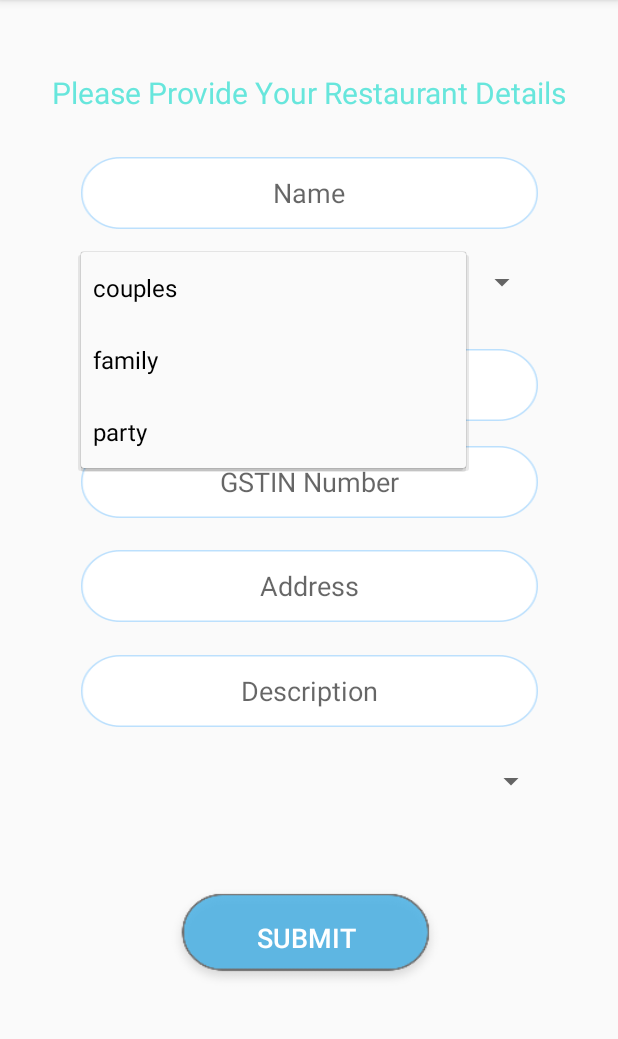
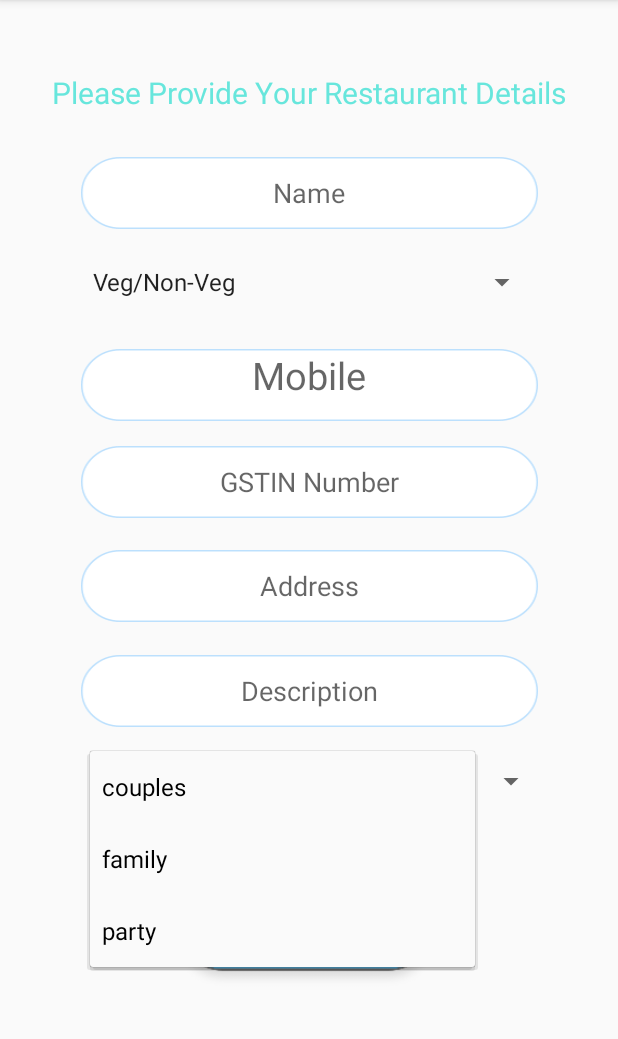
Before and after one commit to astlerussel/Is_It_Vacant_Restaurant_Manager, an Android app: the screen it shows after launch once a user with an empty profile is signed in (HomeName), after a tap on "couples", on a phone screen of 412 x 824 dp, the part 84-1123 px from its top. Run offline under Robolectric (Android 15) with nearby library versions, the phone set to English and light mode, and no system bars; our stand-ins replace Firebase (no records; nobody signed in at launch, a user with empty details on screens opened directly).

Commit message:
resto done

```diff
--- a/app/src/main/java/com/example/isitvacantrestaurantmanager/HomeName.java
+++ b/app/src/main/java/com/example/isitvacantrestaurantmanager/HomeName.java
@@ -82,10 +82,10 @@ public class HomeName extends AppCompatActivity {
         firebaseFirestore= FirebaseFirestore.getInstance();
         uid = mAuth.getCurrentUser().getUid();
 
-        Spinner spinner = (Spinner) findViewById(R.id.gender_spinner);
+        Spinner spinner = (Spinner) findViewById(R.id.type_spinner);
 // Create an ArrayAdapter using the string array and a default spinner layout
         ArrayAdapter<CharSequence> adapter = ArrayAdapter.createFromResource(this,
-                R.array.genders, android.R.layout.simple_spinner_item);
+                R.array.type, android.R.layout.simple_spinner_item);
 // Specify the layout to use when the list of choices appears
         adapter.setDropDownViewResource(android.R.layout.simple_spinner_dropdown_item);
 // Apply the adapter to the spinner
@@ -103,7 +103,7 @@ public class HomeName extends AppCompatActivity {
             }
         });
 
-        Spinner spinner2 = (Spinner) findViewById(R.id.gender_spinner);
+        Spinner spinner2 = (Spinner) findViewById(R.id.category_spinner);
 // Create an ArrayAdapter using the string array and a default spinner layout
         ArrayAdapter<CharSequence> adapter2 = ArrayAdapter.createFromResource(this,
                 R.array.category, android.R.layout.simple_spinner_item);
--- a/app/src/main/res/layout/activity_home_name.xml
+++ b/app/src/main/res/layout/activity_home_name.xml
@@ -110,7 +110,7 @@
         android:textColorLink="#000000" />
 
     <Spinner
-        android:id="@+id/gender_spinner"
+        android:id="@+id/type_spinner"
         android:layout_width="wrap_content"
 
 
--- a/app/src/main/res/values/strings.xml
+++ b/app/src/main/res/values/strings.xml
@@ -1,5 +1,5 @@
 <resources>
-    <string-array name="genders">
+    <string-array name="type">
         <item>Veg/Non-Veg</item>
         <item>Pure Veg</item>
         <item>Non-Veg</item>
```
